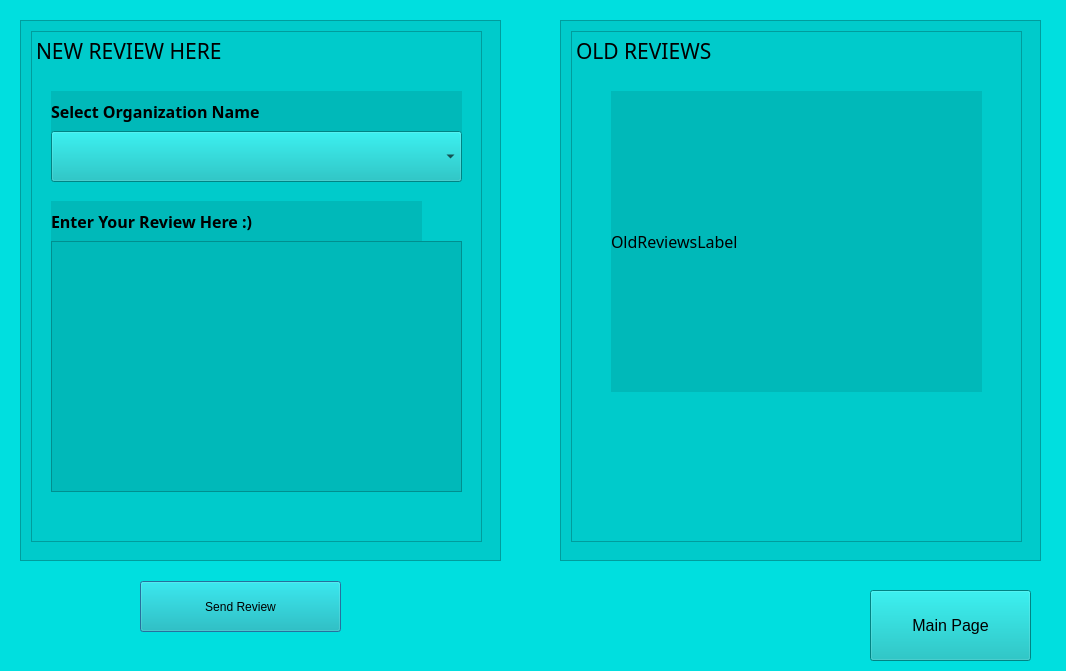
Above: Review.ui from CS1C-MEGA-QTs/CS1C-Project-1 before the change. Below: the same form after it.
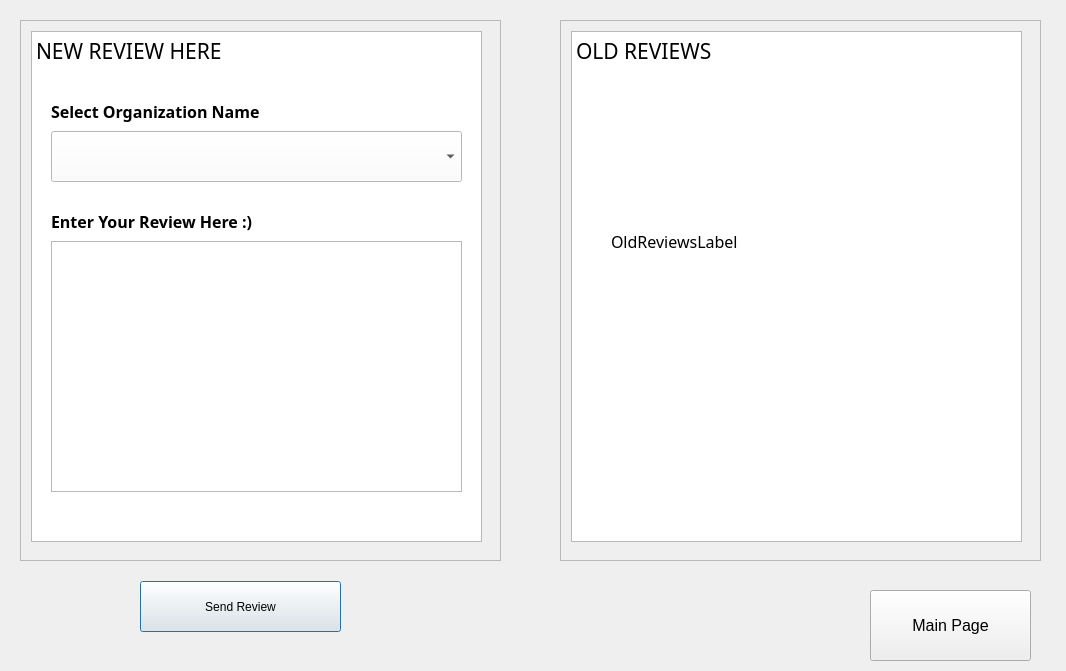
That is the form after the change.

Patch:
```diff
--- a/Review.ui
+++ b/Review.ui
@@ -13,9 +13,6 @@
   <property name="windowTitle">
    <string>Dialog</string>
   </property>
-  <property name="styleSheet">
-   <string notr="true">background-color: rgb(0, 223, 223);</string>
-  </property>
   <widget class="QScrollArea" name="NewReview">
    <property name="geometry">
     <rect>
@@ -25,9 +22,6 @@
      <height>541</height>
     </rect>
    </property>
-   <property name="styleSheet">
-    <string notr="true">background-color: rgb(0, 203, 203);</string>
-   </property>
    <property name="widgetResizable">
     <bool>true</bool>
    </property>
@@ -80,9 +74,6 @@
        <bold>true</bold>
       </font>
      </property>
-     <property name="styleSheet">
-      <string notr="true">background-color: rgb(0, 185, 185);</string>
-     </property>
      <property name="text">
       <string>Select Organization Name</string>
      </property>
@@ -104,9 +95,6 @@
        <bold>true</bold>
       </font>
      </property>
-     <property name="styleSheet">
-      <string notr="true">background-color: rgb(0, 185, 185);</string>
-     </property>
      <property name="text">
       <string>Enter Your Review Here :)</string>
      </property>
@@ -127,7 +115,7 @@
       </font>
      </property>
      <property name="styleSheet">
-      <string notr="true">background-color: rgb(0, 185, 185);</string>
+      <string notr="true">background-color: white;</string>
      </property>
     </widget>
     <widget class="QTextEdit" name="NewReviewTextEdit">
@@ -145,9 +133,6 @@
        <pointsize>12</pointsize>
       </font>
      </property>
-     <property name="styleSheet">
-      <string notr="true">background-color: rgb(0, 185, 185);</string>
-     </property>
     </widget>
    </widget>
   </widget>
@@ -160,9 +145,6 @@
      <height>541</height>
     </rect>
    </property>
-   <property name="styleSheet">
-    <string notr="true">background-color: rgb(0, 203, 203);</string>
-   </property>
    <property name="widgetResizable">
     <bool>true</bool>
    </property>
@@ -213,9 +195,6 @@
        <pointsize>12</pointsize>
       </font>
      </property>
-     <property name="styleSheet">
-      <string notr="true">background-color: rgb(0, 185, 185);</string>
-     </property>
      <property name="text">
       <string>OldReviewsLabel</string>
      </property>
@@ -231,9 +210,6 @@
      <height>51</height>
     </rect>
    </property>
-   <property name="styleSheet">
-    <string notr="true">background-color: rgb(0, 185, 185);</string>
-   </property>
    <property name="text">
     <string>Send Review</string>
    </property>
@@ -252,9 +228,6 @@
      <pointsize>12</pointsize>
     </font>
    </property>
-   <property name="styleSheet">
-    <string notr="true">background-color: rgb(0, 185, 185);</string>
-   </property>
    <property name="text">
     <string>Main Page</string>
    </property>
```
